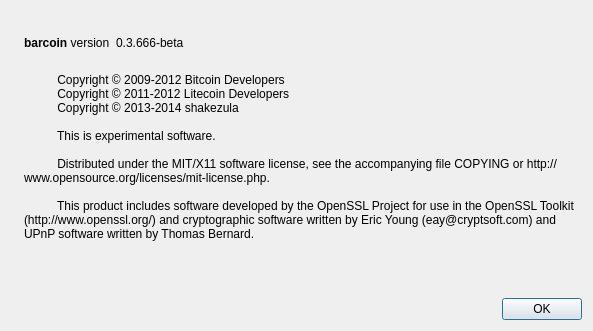
slugcoin/slugcoin, file src/qt/forms/aboutdialog.ui: the form before one commit.
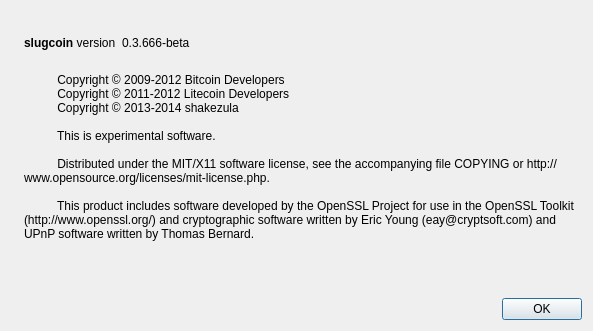
The form after the commit. Icons and pictures are not drawn.

```diff
--- a/src/qt/forms/aboutdialog.ui
+++ b/src/qt/forms/aboutdialog.ui
@@ -50,7 +50,7 @@
           <cursorShape>IBeamCursor</cursorShape>
          </property>
          <property name="text">
-          <string>&lt;b&gt;barcoin&lt;/b&gt; version</string>
+          <string>&lt;b&gt;slugcoin&lt;/b&gt; version</string>
          </property>
          <property name="textInteractionFlags">
           <set>Qt::LinksAccessibleByMouse|Qt::TextSelectableByKeyboard|Qt::TextSelectableByMouse</set>
```
Left out of the diff: 2 changed lines with no effect on the pictures.
